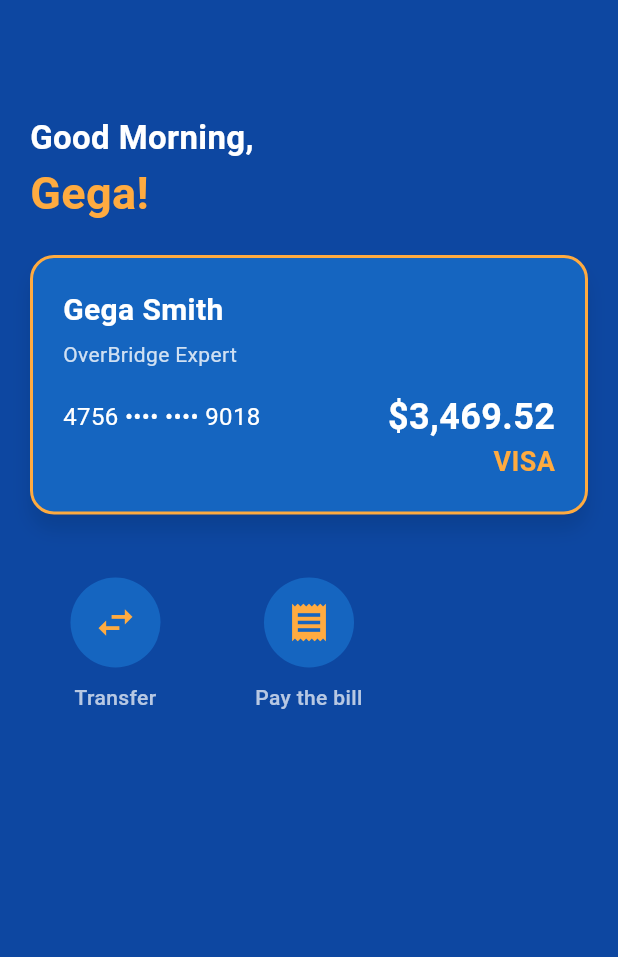
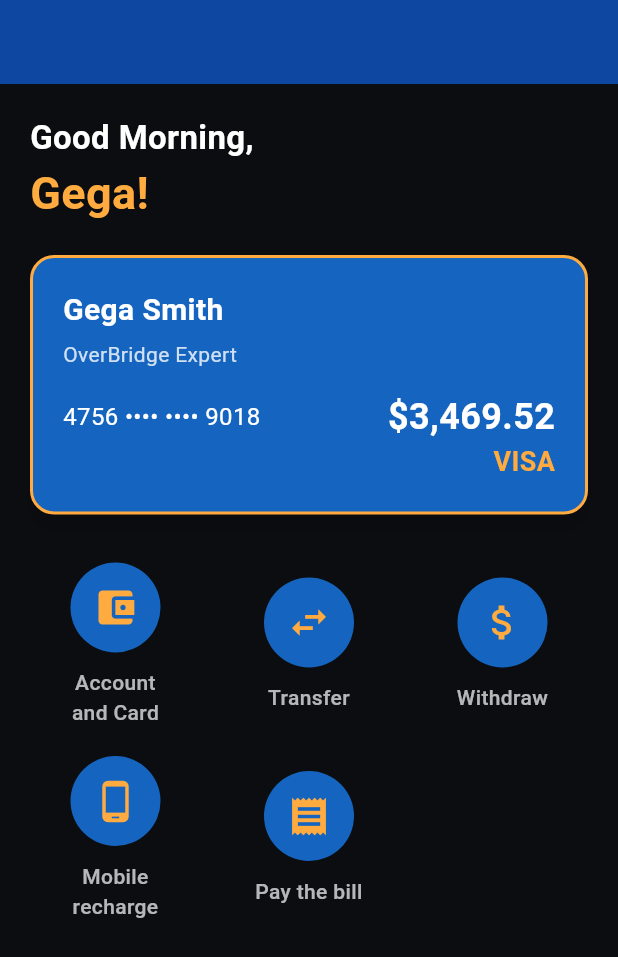
Before and after one commit to kinyaruthm/mywallet, a Flutter app: the Homecontent screen opened by its route, on a phone screen of 412 x 824 dp. Shown: the top 957 px of the screen. Run offline on Flutter 3.47's test engine with Material 3 defaults, Android fonts, the phone set to English and light mode, and no system bars; our stand-ins replace firebase_auth, firebase_core; accounts and stored records are empty.

```diff
--- a/lib/classes/homecontent.dart
+++ b/lib/classes/homecontent.dart
@@ -1,7 +1,10 @@
 // Importing necessary packages and files.
 import 'package:flutter/material.dart'; // Flutter's material design package for UI components.
-import 'package:my_pocket_wallet/screens/pages/pay_bill.dart'; // Pay the Bill page.
-import 'package:my_pocket_wallet/screens/pages/transfer.dart'; // Transfer page.
+import 'package:my_pocket_wallet/screens/pages/account.dart';
+import 'package:my_pocket_wallet/screens/pages/mobile_recharge.dart';
+import 'package:my_pocket_wallet/screens/pages/paybills.dart'; // Pay the Bill page.
+import 'package:my_pocket_wallet/screens/pages/transfer.dart';
+import 'package:my_pocket_wallet/screens/pages/withdraw.dart'; // Transfer page.
 
 // Homecontent widget represents the main screen of the app.
 class Homecontent extends StatelessWidget {
@@ -10,22 +13,16 @@ class Homecontent extends StatelessWidget {
   @override
   Widget build(BuildContext context) {
     return Scaffold(
-      backgroundColor:
-          Colors.blue.shade900, // Background color matching the login page.
+      backgroundColor: const Color.fromARGB(255, 11, 13, 16), // Background color matching the login page.
       appBar: AppBar(
-        backgroundColor:
-            Colors.blue.shade900, // Deep blue color for the app bar.
+        backgroundColor: Colors.blue.shade900, // Deep blue color for the app bar.
         elevation: 0, // No shadow for the app bar.
-        automaticallyImplyLeading:
-            false, // Removes the back arrow from the app bar.
+        automaticallyImplyLeading: false, // Removes the back arrow from the app bar.
       ),
       body: Padding(
-        padding: const EdgeInsets.symmetric(
-          horizontal: 20.0,
-        ), // Horizontal padding for the body.
+        padding: const EdgeInsets.symmetric(horizontal: 20.0), // Horizontal padding for the body.
         child: Column(
-          crossAxisAlignment: CrossAxisAlignment
-              .start, // Align children to the start of the column.
+          crossAxisAlignment: CrossAxisAlignment.start, // Align children to the start of the column.
           children: [
             _upperText(), // Greeting section.
             _materCardSection(), // Card section.
@@ -46,36 +43,30 @@ class Homecontent extends StatelessWidget {
         mainAxisSpacing: 15, // Spacing between rows.
         children: [
           // Menu items with icons, labels, and navigation actions.
-          // _buildMenuItem(
-          //   Icons.account_balance_wallet,
-          //   'Account\nand Card',
-          //   () => Navigator.push(context, MaterialPageRoute(builder: (context) => const AccountAndCardPage())),
-          // ),
+          _buildMenuItem(
+            Icons.account_balance_wallet,
+            'Account\nand Card',
+            () => Navigator.push(context, MaterialPageRoute(builder: (context) => const AccountAndCardPage())),
+          ),
           _buildMenuItem(
             Icons.swap_horiz,
             'Transfer',
-            () => Navigator.push(
-              context,
-              MaterialPageRoute(builder: (context) => const TransferPage()),
-            ),
+            () => Navigator.push(context, MaterialPageRoute(builder: (context) => const TransferPage())),
           ),
-          // _buildMenuItem(
-          //   Icons.attach_money,
-          //   'Withdraw',
-          //   () => Navigator.push(context, MaterialPageRoute(builder: (context) => const WithdrawPage())),
-          // ),
-          // _buildMenuItem(
-          //   Icons.phone_android,
-          //   'Mobile\nrecharge',
-          //   () => Navigator.push(context, MaterialPageRoute(builder: (context) => const MobileRechargePage())),
-          // ),
+          _buildMenuItem(
+            Icons.attach_money,
+            'Withdraw',
+            () => Navigator.push(context, MaterialPageRoute(builder: (context) => const WithdrawPage())),
+          ),
+          _buildMenuItem(
+            Icons.phone_android,
+            'Mobile\nrecharge',
+            () => Navigator.push(context, MaterialPageRoute(builder: (context) => const MobileRechargePage())),
+          ),
           _buildMenuItem(
             Icons.receipt,
             'Pay the bill',
-            () => Navigator.push(
-              context,
-              MaterialPageRoute(builder: (context) => const PayTheBillPage()),
-            ),
+            () => Navigator.push(context, MaterialPageRoute(builder: (context) => const PayTheBillPage())),
           ),
           // _buildMenuItem(
           //   Icons.credit_card,
@@ -97,28 +88,18 @@ class Homecontent extends StatelessWidget {
     return GestureDetector(
       onTap: onTap, // Action to perform when the item is tapped.
       child: Column(
-        mainAxisAlignment:
-            MainAxisAlignment.center, // Center the content vertically.
+        mainAxisAlignment: MainAxisAlignment.center, // Center the content vertically.
         children: [
           CircleAvatar(
             radius: 30,
-            backgroundColor: Colors.blue
-                .shade800, // Background color matching the login page fields.
-            child: Icon(
-              icon,
-              color: Colors.orangeAccent,
-              size: 30,
-            ), // Orange accent icon.
+            backgroundColor: Colors.blue.shade800, // Background color matching the login page fields.
+            child: Icon(icon, color: Colors.orangeAccent, size: 30), // Orange accent icon.
           ),
           const SizedBox(height: 10), // Spacing between icon and label.
           Text(
             label,
             textAlign: TextAlign.center, // Center the text.
-            style: const TextStyle(
-              fontSize: 14,
-              fontWeight: FontWeight.w500,
-              color: Colors.white70,
-            ),
+            style: const TextStyle(fontSize: 14, fontWeight: FontWeight.w500, color: Colors.white70),
           ),
         ],
       ),
@@ -135,19 +116,11 @@ Widget _upperText() {
       children: [
         Text(
           'Good Morning,',
-          style: TextStyle(
-            fontSize: 22,
-            fontWeight: FontWeight.bold,
-            color: Colors.white,
-          ),
+          style: TextStyle(fontSize: 22, fontWeight: FontWeight.bold, color: Colors.white),
         ),
         Text(
           'Gega!',
-          style: TextStyle(
-            fontSize: 30,
-            fontWeight: FontWeight.bold,
-            color: Colors.orangeAccent,
-          ),
+          style: TextStyle(fontSize: 30, fontWeight: FontWeight.bold, color: Colors.orangeAccent),
         ),
         SizedBox(height: 20), // Spacing between texts.
       ],
@@ -162,10 +135,7 @@ Widget _materCardSection() {
     decoration: BoxDecoration(
       borderRadius: BorderRadius.circular(16), // Rounded corners.
       color: Colors.blue.shade800, // Deep blue background (like input fields).
-      border: Border.all(
-        color: Colors.orangeAccent,
-        width: 2,
-      ), // Orange border.
+      border: Border.all(color: Colors.orangeAccent, width: 2), // Orange border.
       boxShadow: [
         BoxShadow(
           color: Colors.black.withOpacity(0.1),
@@ -177,8 +147,7 @@ Widget _materCardSection() {
     child: Padding(
       padding: const EdgeInsets.all(20.0), // Padding inside the container.
       child: Column(
-        crossAxisAlignment:
-            CrossAxisAlignment.start, // Align text to the start.
+        crossAxisAlignment: CrossAxisAlignment.start, // Align text to the start.
         children: [
           const Text(
             'Gega Smith',
@@ -198,12 +167,14 @@ Widget _materCardSection() {
           ),
           const SizedBox(height: 15), // Spacing between sections.
           const Row(
-            mainAxisAlignment:
-                MainAxisAlignment.spaceBetween, // Space between elements.
+            mainAxisAlignment: MainAxisAlignment.spaceBetween, // Space between elements.
             children: [
               Text(
                 '4756 •••• •••• 9018',
-                style: TextStyle(color: Colors.white, fontSize: 16),
+                style: TextStyle(
+                  color: Colors.white,
+                  fontSize: 16,
+                ),
               ),
               Text(
                 '\$3,469.52',
```
Also changed, not shown: lib/firebase_options_test.dart (added, +80 -0 lines), lib/screens/pages/account.dart (+31 -31 lines), firebase.json (added), lib/firebase_options.dart, 3 other files.
